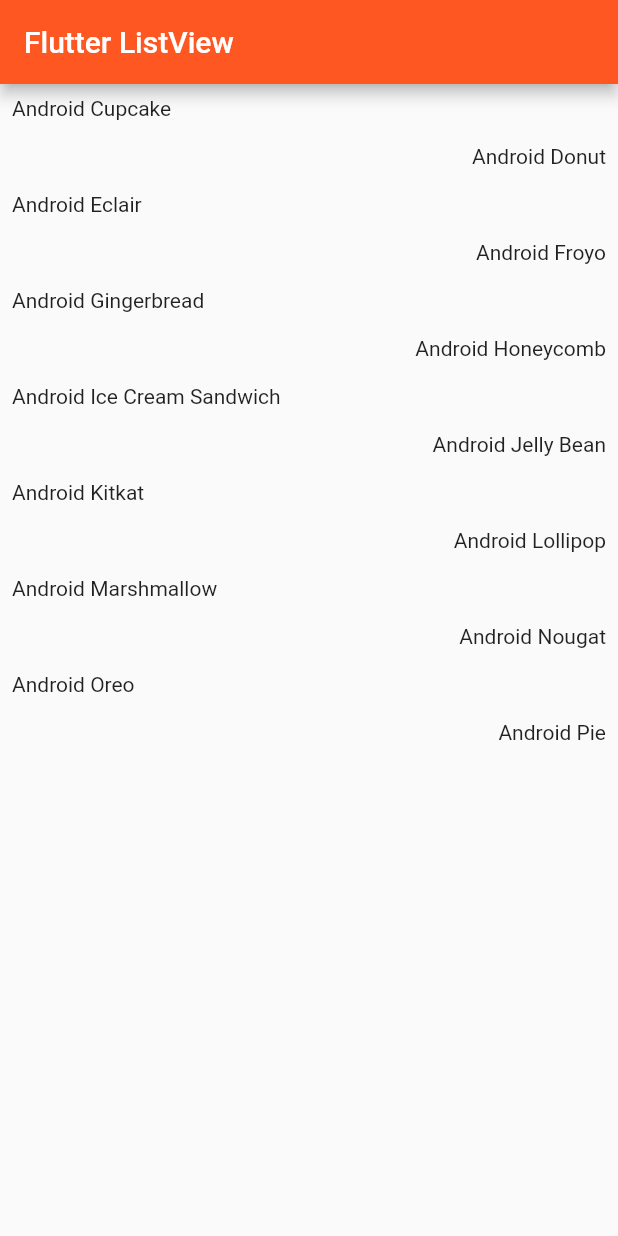
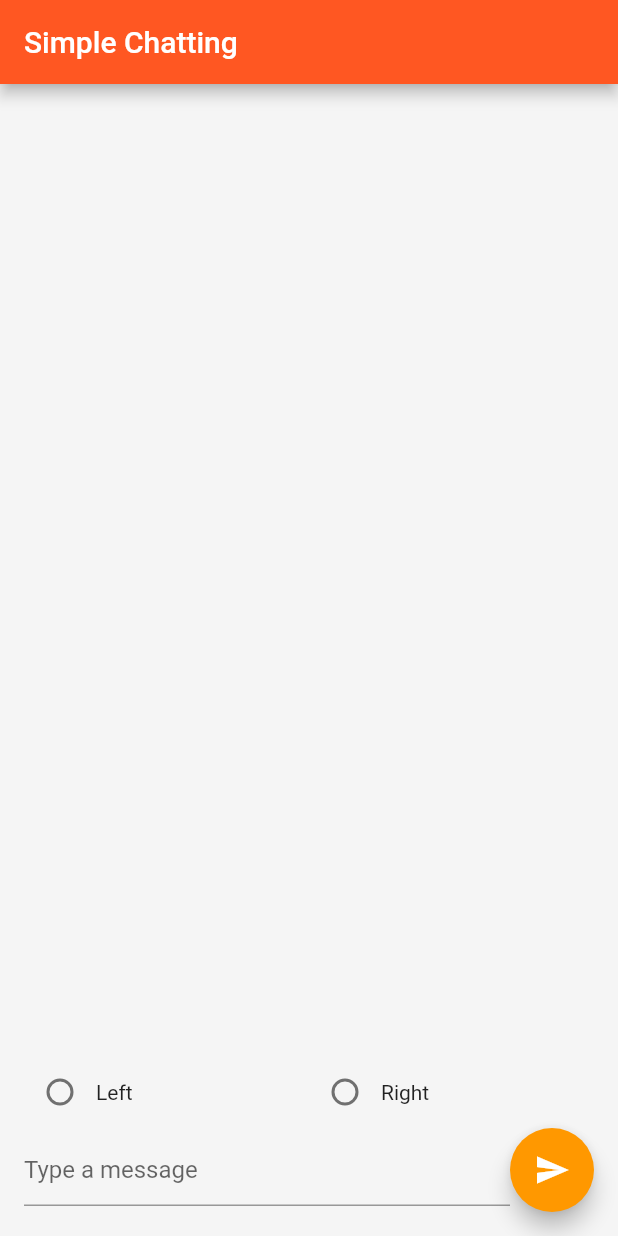
Before and after one commit to CoderJava/Flutter-Sample-ListView, a Flutter app: the screen it shows after launch, on a phone screen of 412 x 824 dp. Run offline on Flutter 3.47's test engine with Material 2 defaults, Android fonts, the phone set to English and light mode, and no system bars.

Commit message:
Finishing simple chatting app

```diff
--- a/lib/main.dart
+++ b/lib/main.dart
@@ -3,48 +3,62 @@ import 'package:flutter/material.dart';
 void main() => runApp(MaterialApp(
       theme: ThemeData(
         primaryColor: Colors.deepOrange,
+        primarySwatch: Colors.orange,
       ),
       home: MainApp(),
     ));
 
-class MainApp extends StatelessWidget {
+class MainApp extends StatefulWidget {
+  @override
+  _MainAppState createState() => _MainAppState();
+}
 
-  var androidVersions = [
-    AndroidVersion("Android Cupcake", 1),
-    AndroidVersion("Android Donut", 2),
-    AndroidVersion("Android Eclair", 1),
-    AndroidVersion("Android Froyo", 2),
-    AndroidVersion("Android Gingerbread", 1),
-    AndroidVersion("Android Honeycomb", 2),
-    AndroidVersion("Android Ice Cream Sandwich", 1),
-    AndroidVersion("Android Jelly Bean", 2),
-    AndroidVersion("Android Kitkat", 1),
-    AndroidVersion("Android Lollipop", 2),
-    AndroidVersion("Android Marshmallow", 1),
-    AndroidVersion("Android Nougat", 2),
-    AndroidVersion("Android Oreo", 1),
-    AndroidVersion("Android Pie", 2)
-  ];
+class _MainAppState extends State<MainApp> {
+  var chatMessages = List<ChatData>();
+  int _viewTypeMessage = -1;
+  var _messageTextEditingController = TextEditingController();
+  var _scaffoldKey = GlobalKey<ScaffoldState>();
 
   @override
   Widget build(BuildContext context) {
-
     return Scaffold(
+      key: _scaffoldKey,
       appBar: AppBar(
-        title: Text("Flutter ListView"),
+        title: Text(
+          "Simple Chatting",
+          style: TextStyle(
+            color: Colors.white,
           ),
-      body: ListView.builder(
+        ),
+      ),
+      body: SafeArea(
+        child: Container(
+          color: Colors.grey[100],
+          child: Padding(
+            padding: const EdgeInsets.all(16.0),
+            child: Column(
+              children: <Widget>[
+                Expanded(
+                  child: ListView.builder(
                     itemBuilder: (context, index) {
-          var androidVersion = androidVersions[index];
-          switch (androidVersion._viewType) {
+                      var chatMessage = chatMessages[index];
+                      switch (chatMessage._viewType) {
                         case 1:
                           return Row(
                             mainAxisSize: MainAxisSize.max,
                             mainAxisAlignment: MainAxisAlignment.start,
                             children: <Widget>[
-                  Padding(
+                              Card(
+                                color: Colors.orange,
+                                child: Padding(
                                   padding: const EdgeInsets.all(8.0),
-                    child: Text(androidVersion._name),
+                                  child: Text(
+                                    chatMessage._message,
+                                    style: TextStyle(
+                                      color: Colors.white,
+                                    ),
+                                  ),
+                                ),
                               ),
                             ],
                           );
@@ -53,27 +67,112 @@ class MainApp extends StatelessWidget {
                             mainAxisSize: MainAxisSize.max,
                             mainAxisAlignment: MainAxisAlignment.end,
                             children: <Widget>[
-                  Padding(
+                              Card(
+                                color: Colors.white,
+                                child: Padding(
                                   padding: const EdgeInsets.all(8.0),
-                    child: Text(androidVersion._name),
+                                  child: Text(chatMessage._message),
+                                ),
                               ),
                             ],
                           );
                       }
                     },
-        itemCount: androidVersions.length,
+                    itemCount: chatMessages.length,
+                  ),
+                ),
+                Row(
+                  children: <Widget>[
+                    Expanded(
+                      child: Row(
+                        children: <Widget>[
+                          Radio(
+                            value: 1,
+                            groupValue: _viewTypeMessage,
+                            onChanged: (value) {
+                              setState(() {
+                                _viewTypeMessage = value;
+                              });
+                            },
+                          ),
+                          Text("Left"),
+                        ],
+                      ),
+                    ),
+                    Expanded(
+                      child: Row(
+                        children: <Widget>[
+                          Radio(
+                            value: 2,
+                            groupValue: _viewTypeMessage,
+                            onChanged: (value) {
+                              setState(() {
+                                _viewTypeMessage = value;
+                              });
+                            },
+                          ),
+                          Text("Right"),
+                        ],
+                      ),
+                    )
+                  ],
+                ),
+                Row(
+                  children: <Widget>[
+                    Expanded(
+                      child: TextField(
+                        controller: _messageTextEditingController,
+                        decoration: InputDecoration(
+                          hintText: "Type a message",
+                        ),
+                      ),
+                    ),
+                    FloatingActionButton(
+                      child: Icon(
+                        Icons.send,
+                        color: Colors.white,
+                      ),
+                      onPressed: () {
+                        var message = _messageTextEditingController.text.trim();
+                        if (message.isEmpty) {
+                          _scaffoldKey.currentState.showSnackBar(
+                            SnackBar(
+                              content: Text("Message is empty"),
+                            ),
+                          );
+                        } else if (_viewTypeMessage == -1) {
+                          _scaffoldKey.currentState.showSnackBar(
+                            SnackBar(
+                              content: Text(
+                                "Please choose view type message",
+                              ),
+                            ),
+                          );
+                        } else {
+                          setState(() {
+                            _messageTextEditingController.clear();
+                            chatMessages
+                                .add(ChatData(message, _viewTypeMessage));
+                          });
+                        }
+                      },
+                    ),
+                  ],
+                )
+              ],
+            ),
+          ),
+        ),
       ),
     );
   }
-
 }
 
-class AndroidVersion {
-
-  String _name;
+class ChatData {
+  String _message;
   int _viewType;
 
-  AndroidVersion(this._name, this._viewType);
+  ChatData(this._message, this._viewType);
 
   int get viewType => _viewType;
 
@@ -81,10 +180,9 @@ class AndroidVersion {
     _viewType = value;
   }
 
-  String get name => _name;
+  String get message => _message;
 
-  set name(String value) {
-    _name = value;
+  set message(String value) {
+    _message = value;
   }
-
 }
```
Lines whose indentation alone changed are shown as unchanged.
